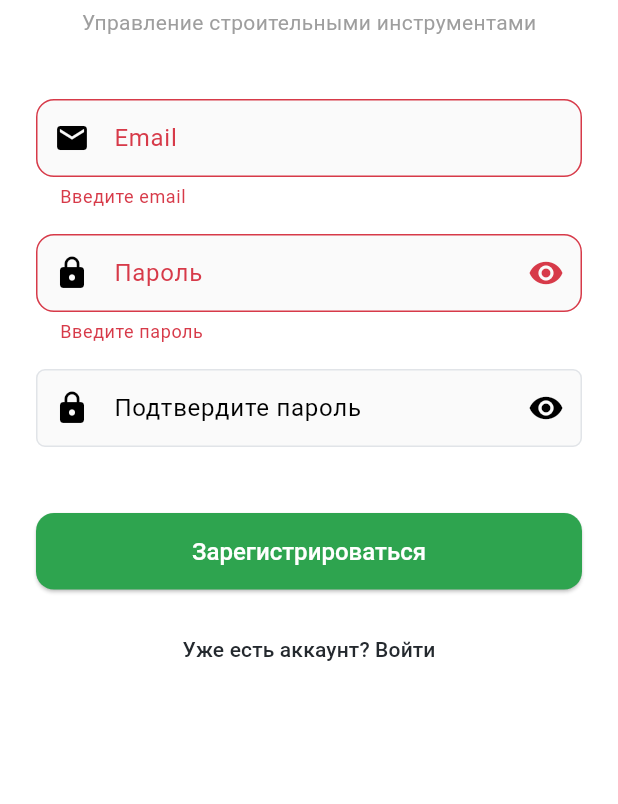
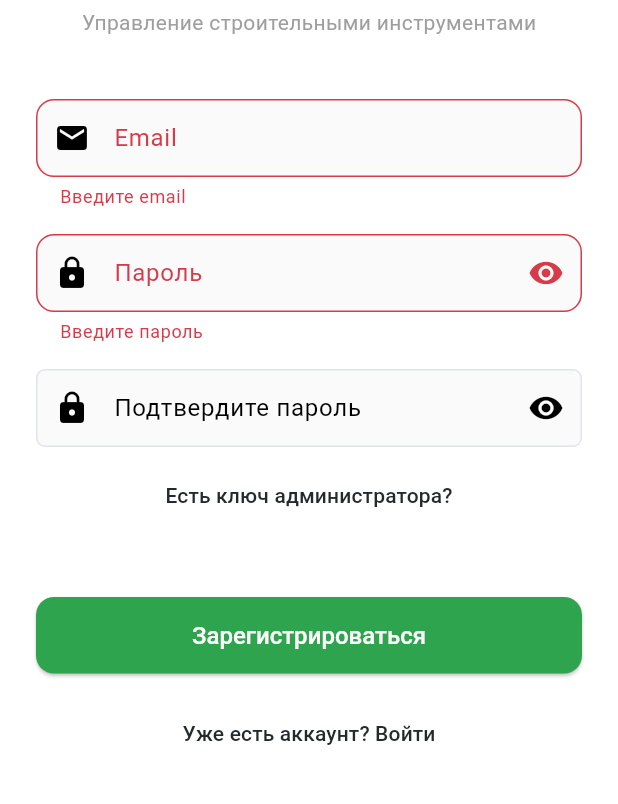
Before and after one commit to Mrxforte/tooler, a Flutter app: the screen it shows after launch, after a tap on "Начать работу", after a tap on "Войти", after a tap on "Нет аккаунта? Зарегистрироваться", on a phone screen of 412 x 824 dp, the part 381-1185 px from its top. Run offline on Flutter 3.47's test engine with Material 3 defaults, Android fonts, the phone set to English and light mode, and no system bars; our stand-ins replace cloud_firestore, firebase_auth, firebase_core, firebase_storage, hive_flutter, image_picker and 4 more; accounts and stored records are empty; statements that could not run were skipped.

Commit message:
Consolidate all branch changes: MVC refactoring + admin features + bug fixes
Co-authored-by: Mrxforte <35193596+Mrxforte@users.noreply.github.com>

```diff
--- a/lib/config/constants.dart
+++ b/lib/config/constants.dart
@@ -8,3 +8,11 @@ class HiveBoxNames {
 class AppConstants {
   static const Duration defaultCacheAge = Duration(days: 7);
 }
+
+class AuthConstants {
+  static const String roleAdmin = 'admin';
+  static const String roleUser = 'user';
+  static const List<String> adminPermissions = ['read', 'write', 'delete', 'manage_users'];
+  static const List<String> userPermissions = ['read', 'write'];
+  static const String adminSecretKey = 'TOOLER_ADMIN_2024'; // In production, use environment variables
+}
--- a/lib/controllers/auth_provider.dart
+++ b/lib/controllers/auth_provider.dart
@@ -4,6 +4,7 @@ import 'package:cloud_firestore/cloud_firestore.dart';
 import 'package:flutter/material.dart';
 import 'package:shared_preferences/shared_preferences.dart';
 import '../services/image_service.dart';
+import '../config/constants.dart';
 
 class AuthProvider with ChangeNotifier {
   final FirebaseAuth _auth = FirebaseAuth.instance;
@@ -12,12 +13,16 @@ class AuthProvider with ChangeNotifier {
   bool _isLoading = false;
   bool _rememberMe = false;
   File? _profileImage;
+  String _userRole = AuthConstants.roleUser; // Default role
+  bool _isAdmin = false;
 
   User? get user => _user;
   bool get isLoading => _isLoading;
   bool get isLoggedIn => _user != null;
   bool get rememberMe => _rememberMe;
   File? get profileImage => _profileImage;
+  String get userRole => _userRole;
+  bool get isAdmin => _isAdmin;
 
   AuthProvider(this._prefs) {
     _rememberMe = _prefs.getBool('remember_me') ?? false;
@@ -32,6 +37,23 @@ class AuthProvider with ChangeNotifier {
       final savedUser = _auth.currentUser;
       if (savedUser != null && _rememberMe) {
         _user = savedUser;
+
+        // Load user role from Firestore
+        try {
+          final userDoc = await FirebaseFirestore.instance
+              .collection('users')
+              .doc(_user!.uid)
+              .get();
+
+          if (userDoc.exists) {
+            final data = userDoc.data();
+            _userRole = data?['role'] ?? AuthConstants.roleUser;
+            _isAdmin = data?['isAdmin'] ?? false;
+            print('User role loaded: $_userRole');
+          }
+        } catch (e) {
+          print('Error loading user role: $e');
+        }
       }
     } catch (e) {
       print('Auth initialization error: $e');
@@ -52,6 +74,28 @@ class AuthProvider with ChangeNotifier {
       );
 
       _user = userCredential.user;
+
+      // Load user role from Firestore
+      if (_user != null) {
+        try {
+          final userDoc = await FirebaseFirestore.instance
+              .collection('users')
+              .doc(_user!.uid)
+              .get();
+
+          if (userDoc.exists) {
+            final data = userDoc.data();
+            _userRole = data?['role'] ?? AuthConstants.roleUser;
+            _isAdmin = data?['isAdmin'] ?? false;
+            print('User signed in with role: $_userRole');
+          }
+        } catch (e) {
+          print('Error loading user role: $e');
+          // Default to regular user if can't load role
+          _userRole = AuthConstants.roleUser;
+          _isAdmin = false;
+        }
+      }
 
       if (_rememberMe) {
         await _prefs.setString('saved_email', email);
@@ -76,6 +120,7 @@ class AuthProvider with ChangeNotifier {
     String email,
     String password, {
     File? profileImage,
+    bool isAdmin = false,
   }) async {
     try {
       _isLoading = true;
@@ -88,9 +133,14 @@ class AuthProvider with ChangeNotifier {
 
       _user = userCredential.user;
 
+      // Set user role
+      _userRole = isAdmin ? AuthConstants.roleAdmin : AuthConstants.roleUser;
+      _isAdmin = isAdmin;
+
       // Save profile image
+      String? imageUrl;
       if (profileImage != null && _user != null) {
-        final imageUrl = await ImageService.uploadImage(
+        imageUrl = await ImageService.uploadImage(
           profileImage,
           _user!.uid,
         );
@@ -109,10 +159,12 @@ class AuthProvider with ChangeNotifier {
                 'email': email,
                 'createdAt': FieldValue.serverTimestamp(),
                 'userId': _user!.uid,
-                'profileImageUrl': _profileImage != null
-                    ? await ImageService.uploadImage(_profileImage!, _user!.uid)
-                    : null,
+                'profileImageUrl': imageUrl,
+                'role': _userRole,
+                'isAdmin': _isAdmin,
+                'permissions': _isAdmin ? AuthConstants.adminPermissions : AuthConstants.userPermissions,
               });
+          print('User created with role: $_userRole');
         } catch (e) {
           print('Firestore user creation error: $e');
         }
@@ -140,6 +192,8 @@ class AuthProvider with ChangeNotifier {
       await _auth.signOut();
       _user = null;
       _profileImage = null;
+      _userRole = AuthConstants.roleUser; // Reset role
+      _isAdmin = false; // Reset admin status
       await _prefs.remove('profile_image_url');
       notifyListeners();
     } catch (e) {
--- a/lib/views/screens/auth_screen.dart
+++ b/lib/views/screens/auth_screen.dart
@@ -5,6 +5,7 @@ import 'package:shared_preferences/shared_preferences.dart';
 import '../../controllers/auth_provider.dart';
 import '../../services/image_service.dart';
 import '../../services/error_handler.dart';
+import '../../config/constants.dart';
 import 'main_screen.dart';
 
 // ========== MODERN AUTH SCREEN ==========
@@ -20,10 +21,12 @@ class _AuthScreenState extends State<AuthScreen> {
   final _emailController = TextEditingController();
   final _passwordController = TextEditingController();
   final _confirmPasswordController = TextEditingController();
+  final _adminKeyController = TextEditingController(); // Admin secret key
   bool _isLogin = true;
   bool _isLoading = false;
   bool _obscurePassword = true;
   bool _obscureConfirmPassword = true;
+  bool _showAdminKeyField = false; // Show/hide admin key field
   File? _profileImage;
 
   @override
@@ -51,6 +54,15 @@ class _AuthScreenState extends State<AuthScreen> {
     }
   }
 
+  @override
+  void dispose() {
+    _emailController.dispose();
+    _passwordController.dispose();
+    _confirmPasswordController.dispose();
+    _adminKeyController.dispose();
+    super.dispose();
+  }
+
   Future<void> _submit() async {
     if (!_formKey.currentState!.validate()) return;
 
@@ -64,6 +76,16 @@ class _AuthScreenState extends State<AuthScreen> {
         throw Exception('Пароли не совпадают');
       }
 
+      // Check admin key if admin field is shown
+      bool isAdmin = false;
+      if (!_isLogin && _showAdminKeyField) {
+        if (_adminKeyController.text.trim() == AuthConstants.adminSecretKey) {
+          isAdmin = true;
+        } else if (_adminKeyController.text.trim().isNotEmpty) {
+          throw Exception('Неверный ключ администратора');
+        }
+      }
+
       final success = _isLogin
           ? await authProvider.signInWithEmail(
               _emailController.text.trim(),
@@ -73,6 +95,7 @@ class _AuthScreenState extends State<AuthScreen> {
               _emailController.text.trim(),
               _passwordController.text.trim(),
               profileImage: _profileImage,
+              isAdmin: isAdmin,
             );
 
       if (success && authProvider.isLoggedIn) {
@@ -308,6 +331,42 @@ class _AuthScreenState extends State<AuthScreen> {
                           return null;
                         },
                       ),
+                      const SizedBox(height: 8),
+                      if (!_showAdminKeyField)
+                        TextButton(
+                          onPressed: () {
+                            setState(() {
+                              _showAdminKeyField = true;
+                            });
+                          },
+                          child: const Text('Есть ключ администратора?'),
+                        ),
+                      if (_showAdminKeyField) ...[
+                        TextFormField(
+                          controller: _adminKeyController,
+                          decoration: InputDecoration(
+                            labelText: 'Ключ администратора (необязательно)',
+                            helperText: 'Оставьте пустым для регистрации как обычный пользователь',
+                            prefixIcon: const Icon(Icons.admin_panel_settings),
+                            border: OutlineInputBorder(
+                              borderRadius: BorderRadius.circular(12),
+                            ),
+                            filled: true,
+                            fillColor: Colors.grey.shade50,
+                          ),
+                          obscureText: true,
+                        ),
+                        const SizedBox(height: 8),
+                        TextButton(
+                          onPressed: () {
+                            setState(() {
+                              _showAdminKeyField = false;
+                              _adminKeyController.clear();
+                            });
+                          },
+                          child: const Text('Скрыть'),
+                        ),
+                      ],
                     ],
 
                     const SizedBox(height: 20),
@@ -354,6 +413,8 @@ class _AuthScreenState extends State<AuthScreen> {
                   setState(() {
                     _isLogin = !_isLogin;
                     _profileImage = null;
+                    _showAdminKeyField = false; // Reset admin field visibility
+                    _adminKeyController.clear(); // Clear admin key
                   });
                 },
                 child: Text(
```
Also changed, not shown: lib/controllers/tools_provider.dart (+13 -1 lines), lib/views/screens/profile_screen.dart (+28 -3 lines), 3 other files.
